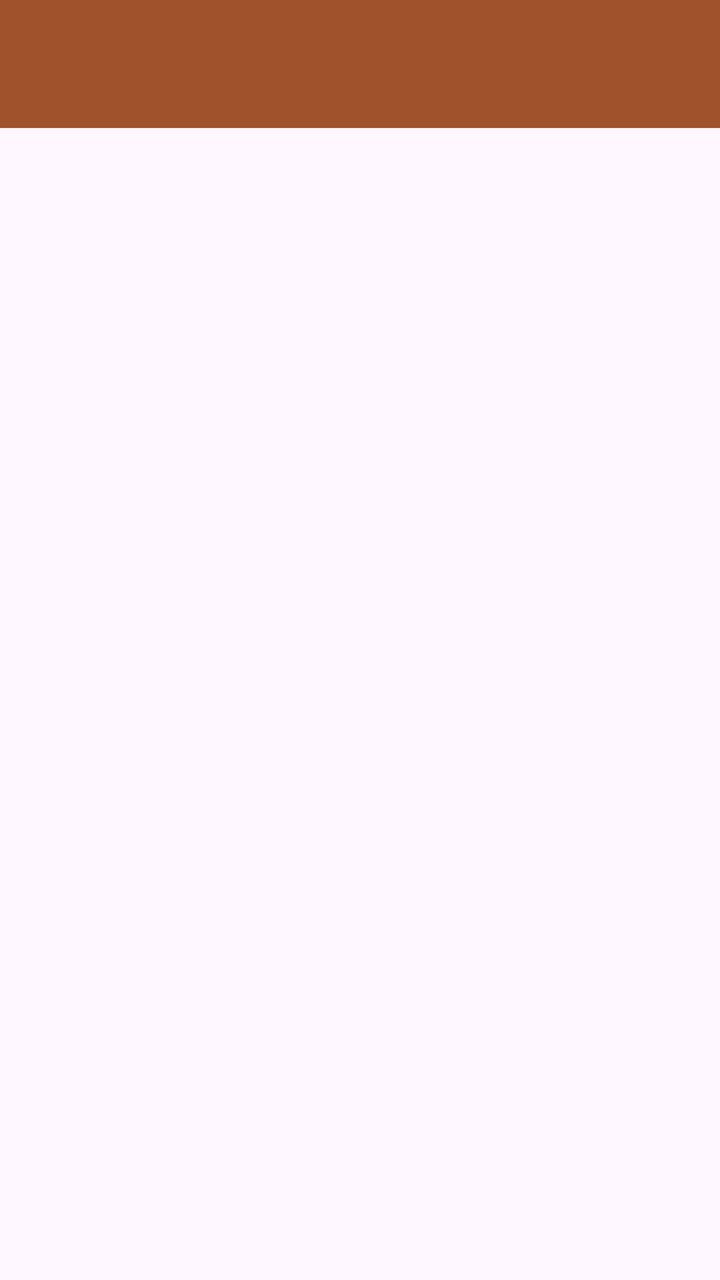
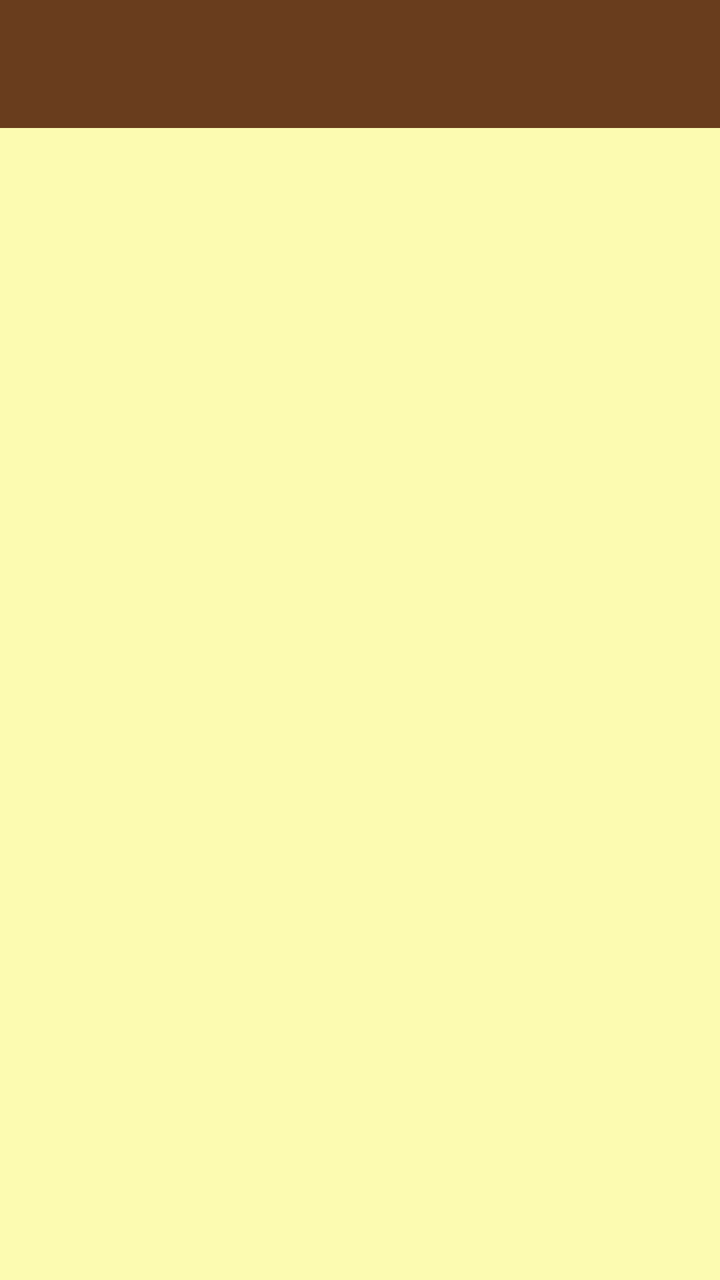

Before-and-after screenshots of an Android layout around one commit, followed by the original layout XML and the change that was made.
<!-- AndroidManifest.xml: application theme Theme.MobileDDAssistant -->
<!-- res/layout/activity_main.xml -->
<?xml version="1.0" encoding="utf-8"?>
<androidx.drawerlayout.widget.DrawerLayout
    xmlns:android="http://schemas.android.com/apk/res/android"
    xmlns:app="http://schemas.android.com/apk/res-auto"
    android:id="@+id/drawer_layout"
    android:layout_width="match_parent"
    android:layout_height="match_parent">

    
    <androidx.coordinatorlayout.widget.CoordinatorLayout
        android:layout_width="match_parent"
        android:layout_height="match_parent">

        
        <com.google.android.material.appbar.AppBarLayout
            android:layout_width="match_parent"
            android:layout_height="wrap_content"
            android:theme="@style/ThemeOverlay.AppCompat.Dark.ActionBar">

            <androidx.appcompat.widget.Toolbar
                android:id="@+id/toolbar"
                android:layout_width="match_parent"
                android:layout_height="?attr/actionBarSize"
                android:background="?attr/colorPrimary"
                app:popupTheme="@style/ThemeOverlay.AppCompat.Light" />
        </com.google.android.material.appbar.AppBarLayout>

        
        <FrameLayout
            android:id="@+id/fragment_container"
            android:layout_width="match_parent"
            android:layout_height="match_parent"
            app:layout_behavior="@string/appbar_scrolling_view_behavior" />
    </androidx.coordinatorlayout.widget.CoordinatorLayout>

    
    <com.google.android.material.navigation.NavigationView
        android:id="@+id/navigation_view"
        android:layout_width="wrap_content"
        android:layout_height="match_parent"
        android:layout_gravity="start"
        app:menu="@menu/drawer_menu"
        app:headerLayout="@layout/nav_header" />
</androidx.drawerlayout.widget.DrawerLayout>
<!-- res/layout/nav_header.xml (included above) -->
<?xml version="1.0" encoding="utf-8"?>
<LinearLayout xmlns:android="http://schemas.android.com/apk/res/android"
    android:layout_width="match_parent"
    android:layout_height="160dp"
    android:orientation="vertical"
    android:gravity="center"
    android:background="?attr/colorPrimaryDark"
    android:padding="16dp">

    <ImageView
        android:layout_width="72dp"
        android:layout_height="72dp"
        android:src="@drawable/ic_user" />

    <TextView
        android:layout_width="wrap_content"
        android:layout_height="wrap_content"
        android:text="User_name"
        android:textColor="@android:color/white"
        android:textSize="18sp" />
</LinearLayout>
<!-- resources referenced by this layout -->
<resources>
  <!-- drawable ic_user (drawable) -->
  <vector xmlns:android="http://schemas.android.com/apk/res/android" android:height="24dp" android:tint="#000000" android:viewportHeight="24" android:viewportWidth="24" android:width="24dp">
        
      <path android:fillColor="@android:color/white" android:pathData="M12,2C6.48,2 2,6.48 2,12s4.48,10 10,10s10,-4.48 10,-10S17.52,2 12,2zM12,6c1.93,0 3.5,1.57 3.5,3.5S13.93,13 12,13s-3.5,-1.57 -3.5,-3.5S10.07,6 12,6zM12,20c-2.03,0 -4.43,-0.82 -6.14,-2.88C7.55,15.8 9.68,15 12,15s4.45,0.8 6.14,2.12C16.43,19.18 14.03,20 12,20z"/>
      
  </vector>
  <style name="Theme.MobileDDAssistant" parent="Base.Theme.MobileDDAssistant" />
  <style name="Base.Theme.MobileDDAssistant" parent="Theme.Material3.DayNight.NoActionBar">
          
          <item name="colorPrimary">@color/nav_bar_color</item>
      </style>
  <color name="nav_bar_color">#A0522D</color>
</resources>

<!-- the commit's change to res/layout/activity_main.xml (unified diff, before → after) -->
@@ -21,7 +21,7 @@
                 android:id="@+id/toolbar"
                 android:layout_width="match_parent"
                 android:layout_height="?attr/actionBarSize"
-                android:background="?attr/colorPrimary"
+                android:background="@color/secondApp"
                 app:popupTheme="@style/ThemeOverlay.AppCompat.Light" />
         </com.google.android.material.appbar.AppBarLayout>
 
@@ -30,6 +30,7 @@
             android:id="@+id/fragment_container"
             android:layout_width="match_parent"
             android:layout_height="match_parent"
+            android:background="@color/app"
             app:layout_behavior="@string/appbar_scrolling_view_behavior" />
     </androidx.coordinatorlayout.widget.CoordinatorLayout>
 
@@ -49,18 +50,18 @@
     android:layout_height="160dp"
     android:orientation="vertical"
     android:gravity="center"
-    android:background="?attr/colorPrimaryDark"
+    android:background="@color/app"
     android:padding="16dp">
 
     <ImageView
         android:layout_width="72dp"
         android:layout_height="72dp"
-        android:src="@drawable/ic_user" />
+        android:src="@drawable/title_icon" />
 
     <TextView
         android:layout_width="wrap_content"
         android:layout_height="wrap_content"
         android:text="User_name"
-        android:textColor="@android:color/white"
+        android:textColor="@color/text"
         android:textSize="18sp" />
 </LinearLayout>
<!-- resource entries referenced after the edit -->
@@ -1,11 +1,9 @@
 <!-- resources referenced by this layout -->
 <resources>
-  <!-- drawable ic_user (drawable) -->
-  <vector xmlns:android="http://schemas.android.com/apk/res/android" android:height="24dp" android:tint="#000000" android:viewportHeight="24" android:viewportWidth="24" android:width="24dp">
-        
-      <path android:fillColor="@android:color/white" android:pathData="M12,2C6.48,2 2,6.48 2,12s4.48,10 10,10s10,-4.48 10,-10S17.52,2 12,2zM12,6c1.93,0 3.5,1.57 3.5,3.5S13.93,13 12,13s-3.5,-1.57 -3.5,-3.5S10.07,6 12,6zM12,20c-2.03,0 -4.43,-0.82 -6.14,-2.88C7.55,15.8 9.68,15 12,15s4.45,0.8 6.14,2.12C16.43,19.18 14.03,20 12,20z"/>
-      
-  </vector>
+  <color name="app">#fcfbb1</color>
+  <color name="secondApp">#693d1d</color>
+  <color name="text">#333333</color>
+  <!-- drawable title_icon: jpg bitmap (drawable, 28148 bytes) -->
   <style name="Theme.MobileDDAssistant" parent="Base.Theme.MobileDDAssistant" />
   <style name="Base.Theme.MobileDDAssistant" parent="Theme.Material3.DayNight.NoActionBar">
           
